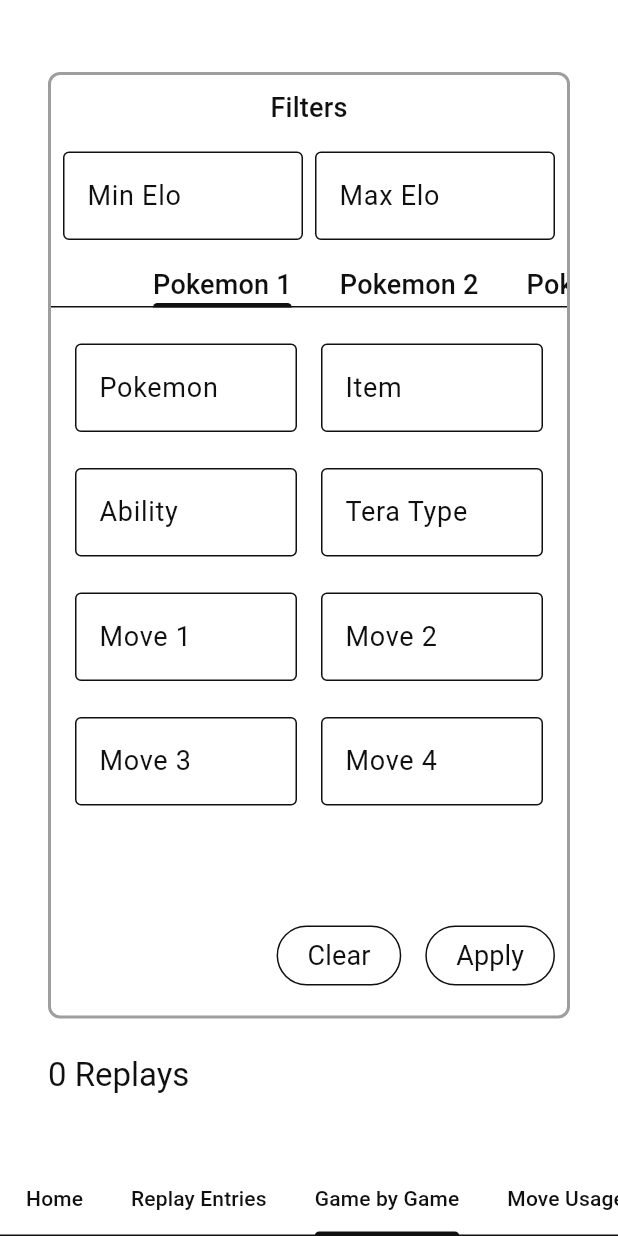
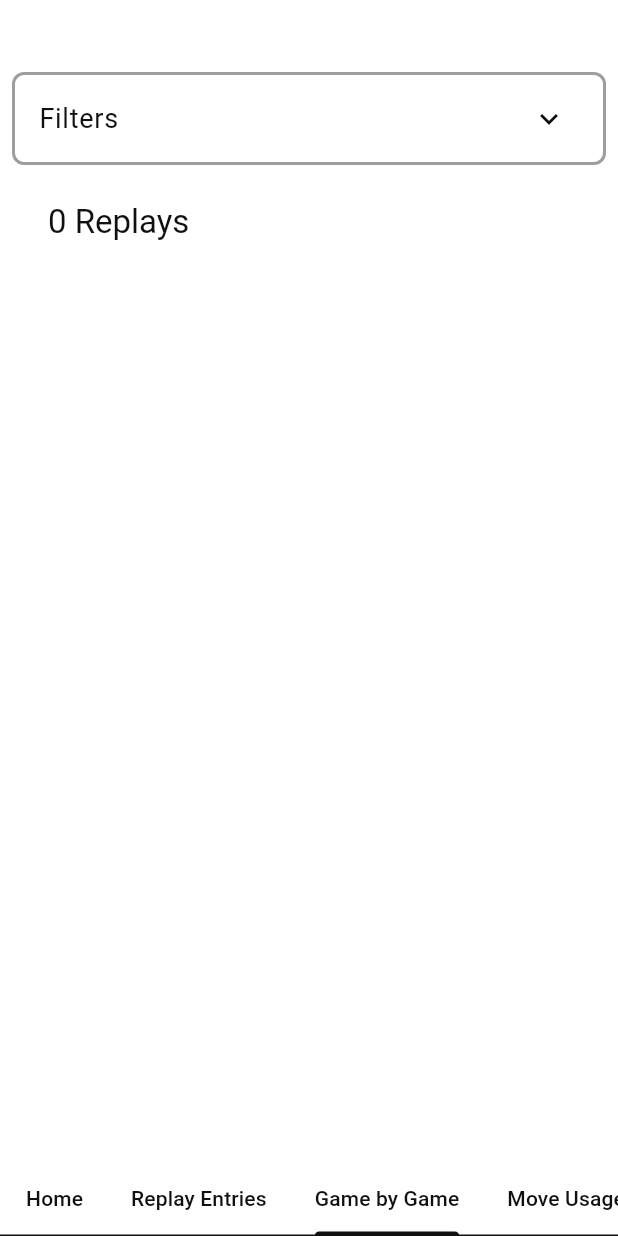
Before and after one commit to tambapps/poke-show-stats, a Flutter app: the screen it shows after launch, tab 3 chosen, on a phone screen of 412 x 824 dp. Run offline on Flutter 3.47's test engine with Material 3 defaults, Android fonts, the phone set to English and light mode, and no system bars; our stand-ins replace cached_network_image, fl_chart, fluttertoast, go_router, shared_preferences, yaml; missing offline and left inert: cached_network_image_platform_interface.

Commit message:
made the filters tab expandable

```diff
--- a/app/lib/ui/core/themes/dimens.dart
+++ b/app/lib/ui/core/themes/dimens.dart
@@ -20,7 +20,7 @@ abstract final class Dimens {
   double get screenBoundsTopMargin;
   double get defaultScreenMargin;
 
-  /** home config screen dimensions **/
+  /* home config screen dimensions */
   double get sdNamesMaxCrossAxisExtent;
   double get sdNameMaxWidth;
   double get pokepastePokemonHeight;
@@ -29,7 +29,8 @@ abstract final class Dimens {
   int get pokemonArtworkFlex;
   int get pokemonSheetFlex;
 
-  /** replay filters dimensions **/
+  /* replay filters dimensions */
+  double get replayFiltersContainerPadding;
   int get pokemonFiltersColumnsCount;
   double get pokemonFiltersHorizontalSpacing;
   double get pokemonFiltersTabViewHeight;
@@ -63,6 +64,8 @@ final class _DimensMobile extends Dimens {
   final double pokemonFiltersTabViewHeight = 400.0;
   @override
   final double pokemonFiltersHorizontalSpacing = 8.0;
+  @override
+  final double replayFiltersContainerPadding = 8.0;
 
   @override
   final double screenBoundsTopMargin = 32.0;
@@ -102,6 +105,8 @@ final class _DimensDesktop extends Dimens {
   final double pokemonFiltersHorizontalSpacing = 20.0;
   @override
   final double pieChartAspectRatio = 1.5;
+  @override
+  final double replayFiltersContainerPadding = 32.0;
 
   @override
   final double screenBoundsTopMargin = 0.0;
--- a/app/lib/ui/core/widgets/replay_filters.dart
+++ b/app/lib/ui/core/widgets/replay_filters.dart
@@ -41,7 +41,7 @@ abstract class _AbstractReplayFiltersWidgetState extends AbstractState<ReplayFil
   @override
   Widget doBuild(BuildContext context, AppLocalization localization, Dimens dimens, ThemeData theme) {
     return Padding(
-      padding: const EdgeInsets.symmetric(horizontal: 32.0, vertical: 16.0),
+      padding: EdgeInsets.symmetric(horizontal: dimens.replayFiltersContainerPadding, vertical: 16.0),
       child: Container(
         decoration: BoxDecoration(
           border: Border.all(
@@ -50,12 +50,14 @@ abstract class _AbstractReplayFiltersWidgetState extends AbstractState<ReplayFil
           ),
           borderRadius: const BorderRadius.all(Radius.circular(8)),
         ),
-        child: Column(children: [
-          Padding(padding: const EdgeInsets.symmetric(horizontal: 8.0, vertical: 8.0),
-            child: Text("Filters", style: theme.textTheme.titleMedium,),),
-          Padding(padding: const EdgeInsets.symmetric(horizontal: 8.0),
+        child: ExpansionTile(
+          title: Text("Filters"),
+          children: [
+            Padding(padding: EdgeInsets.symmetric(horizontal: dimens.pokemonFiltersHorizontalSpacing),
               child: eloFiltersWidget(context, localization, dimens, theme),),
-          SizedBox(height: 16.0,),
+            const SizedBox(height: 16.0,),
+            Text("Opponent's team", style: theme.textTheme.titleMedium,),
+            const SizedBox(height: 16.0,),
             TabBar(
               controller: _tabController,
               isScrollable: widget.isMobile,
@@ -65,10 +67,8 @@ abstract class _AbstractReplayFiltersWidgetState extends AbstractState<ReplayFil
             ConstrainedBox(constraints: BoxConstraints(maxHeight: dimens.pokemonFiltersTabViewHeight),
               child: Padding(padding: EdgeInsets.symmetric(horizontal: 8, vertical: 8),
                 child: TabBarView(controller: _tabController, children: List.generate(6, (index) => _pokemonFilterWidget(context, localization, dimens, theme, index))),),),
-
-
             Align(alignment: Alignment.bottomRight,
-            child: Padding(padding: EdgeInsets.symmetric(horizontal: 8.0, vertical: 8.0),
+              child: Padding(padding: EdgeInsets.symmetric(horizontal: dimens.pokemonFiltersHorizontalSpacing, vertical: 8.0),
                 child: Row(
                   mainAxisSize: MainAxisSize.min,
                   children: [
@@ -76,7 +76,8 @@ abstract class _AbstractReplayFiltersWidgetState extends AbstractState<ReplayFil
                     OutlinedButton(onPressed: () => applyFilters(_filters.getPredicate()), child: Text("Apply"))],
                 ),),),
             const SizedBox(height: 8.0,),
-        ],),
+          ],
+        ),
       ),
     );
   }
@@ -191,9 +192,8 @@ class _DesktopReplayFiltersWidgetState extends _AbstractReplayFiltersWidgetState
       ],  // Explicitly specify a list of widgets
     );
   }
+}
 
-
-}
 class _MobileReplayFiltersWidgetState extends _AbstractReplayFiltersWidgetState {
 
   @override
```
Lines whose indentation alone changed are shown as unchanged.
